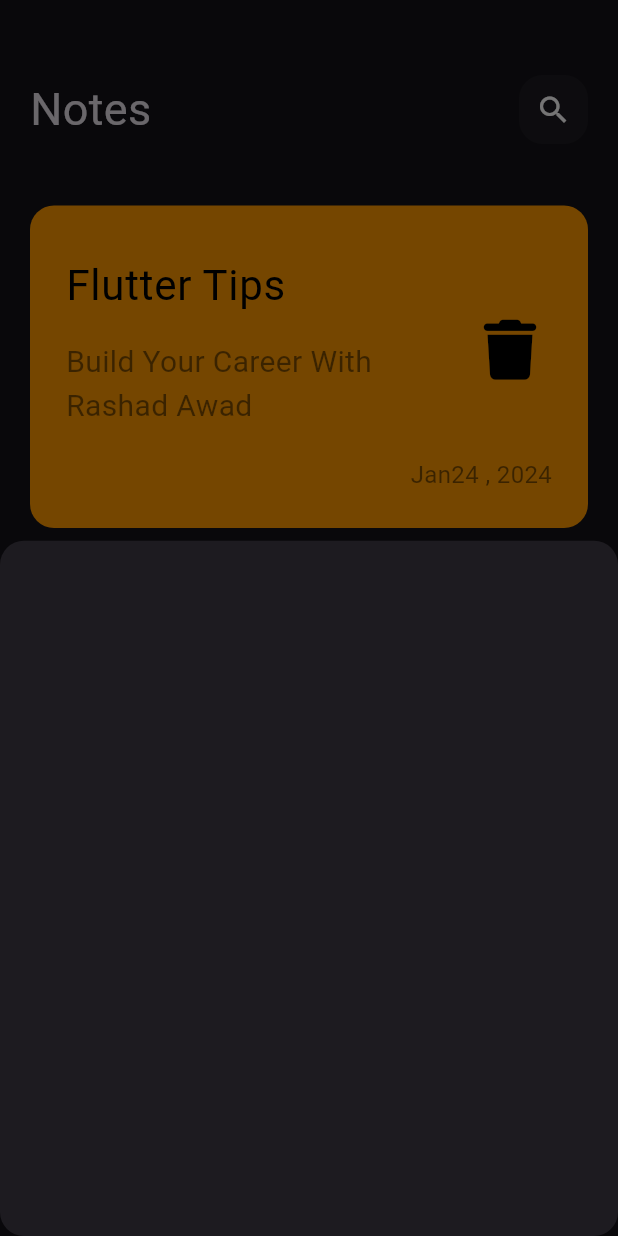
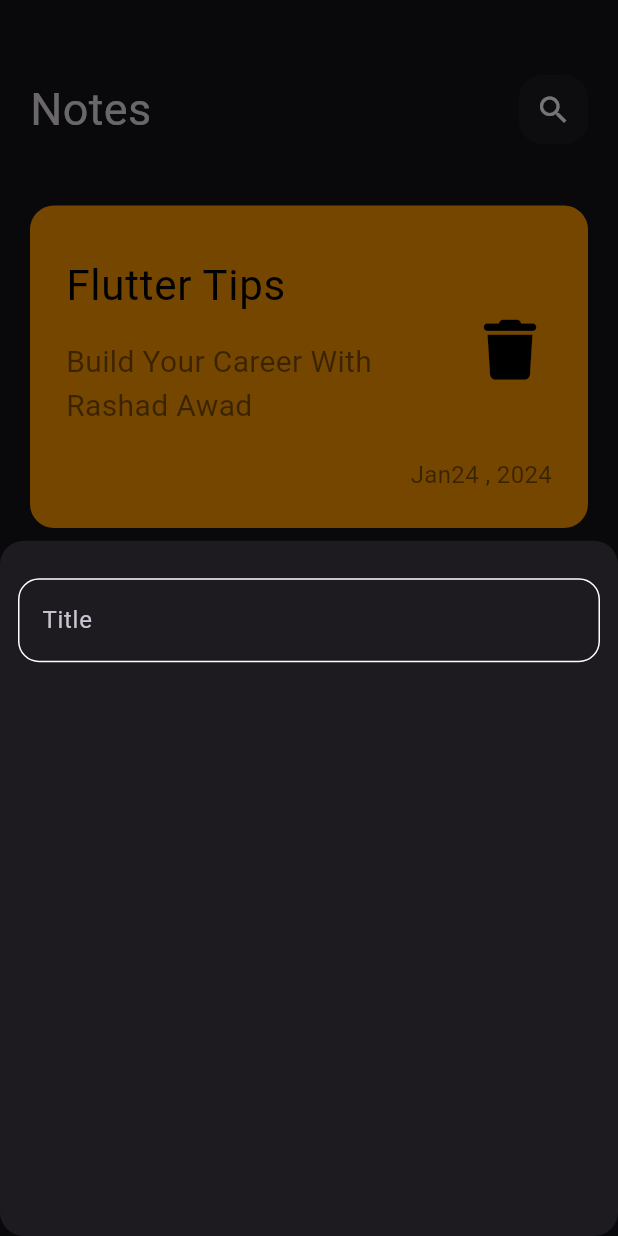
Before and after one commit to RashadAwad14/notes_app, a Flutter app: the screen it shows after launch, after a tap on the "add" icon, on a phone screen of 412 x 824 dp. Run offline on Flutter 3.47's test engine with Material 3 defaults, Android fonts, the phone set to English and light mode, and no system bars; our stand-ins replace font_awesome_flutter, google_fonts; Roboto replaces fonts that are missing (Acme).

Commit message:
some commit comment

```diff
--- a/lib/components/add_note_button_sheet.dart
+++ b/lib/components/add_note_button_sheet.dart
@@ -1,12 +1,21 @@
 import 'package:flutter/material.dart';
+import 'package:notes_app/components/custom_text_field.dart';
 
 class AddNoteButtonSheet extends StatelessWidget {
   const AddNoteButtonSheet({super.key});
 
   @override
   Widget build(BuildContext context) {
-    return Container(
-      decoration: const BoxDecoration(),
+    return Padding(
+      padding: const EdgeInsets.symmetric(horizontal: 12),
+      child: const Column(
+        children: [
+          SizedBox(
+            height: 25,
+          ),
+          CustomTextField(),
+        ],
+      ),
     );
   }
 }
--- /dev/null
+++ b/lib/components/custom_text_field.dart
@@ -0,0 +1,26 @@
+import 'package:flutter/material.dart';
+import 'package:notes_app/constants.dart';
+
+class CustomTextField extends StatelessWidget {
+  const CustomTextField({super.key});
+
+  @override
+  Widget build(BuildContext context) {
+    return TextField(
+      cursorColor: kPrimaryColor,
+      decoration: InputDecoration(
+        hintText: 'Title',
+        border: buildBorder(),
+        enabledBorder: buildBorder(),
+        focusedBorder: buildBorder(kPrimaryColor),
+      ),
+    );
+  }
+
+  OutlineInputBorder buildBorder([color]) {
+    return OutlineInputBorder(
+      borderRadius: BorderRadius.circular(14),
+      borderSide: BorderSide(color: color ?? Colors.white),
+    );
+  }
+}
--- /dev/null
+++ b/lib/constants.dart
@@ -0,0 +1,3 @@
+import 'package:flutter/animation.dart';
+
+const kPrimaryColor = Color(0xff62FCD7);
```
